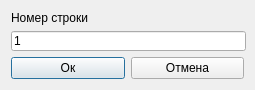
This is rdo/app/rdo_studio/branches/dev_qt_migration/res/ui/goto_line_dialog.ui in aurusov/rdo_studio as Qt 5 draws it before an edit. The edited form follows.
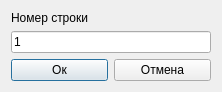
This is the edited form.

Commit message: - чистка кода

Patch:
```diff
--- a/rdo/app/rdo_studio/branches/dev_qt_migration/res/ui/goto_line_dialog.ui
+++ b/rdo/app/rdo_studio/branches/dev_qt_migration/res/ui/goto_line_dialog.ui
@@ -2,44 +2,17 @@
 <ui version="4.0">
  <class>GoToLineDialog</class>
  <widget class="QDialog" name="GoToLineDialog">
-  <property name="enabled">
-   <bool>true</bool>
-  </property>
   <property name="geometry">
    <rect>
     <x>0</x>
     <y>0</y>
-    <width>255</width>
+    <width>218</width>
     <height>90</height>
    </rect>
   </property>
-  <property name="sizePolicy">
-   <sizepolicy hsizetype="Fixed" vsizetype="Fixed">
-    <horstretch>0</horstretch>
-    <verstretch>0</verstretch>
-   </sizepolicy>
-  </property>
-  <property name="minimumSize">
-   <size>
-    <width>255</width>
-    <height>90</height>
-   </size>
-  </property>
-  <property name="maximumSize">
-   <size>
-    <width>16777215</width>
-    <height>16777215</height>
-   </size>
-  </property>
   <property name="windowTitle">
    <string>Перейти на строчку</string>
   </property>
-  <property name="sizeGripEnabled">
-   <bool>false</bool>
-  </property>
-  <property name="modal">
-   <bool>false</bool>
-  </property>
   <layout class="QGridLayout" name="gridLayout">
    <item row="2" column="0">
     <layout class="QHBoxLayout" name="horizontalLayout">
@@ -74,8 +47,8 @@
     <widget class="QLineEdit" name="lineEdit">
      <property name="minimumSize">
       <size>
-       <width>235</width>
-       <height>10</height>
+       <width>200</width>
+       <height>0</height>
       </size>
      </property>
      <property name="contextMenuPolicy">
```
Left out of the diff: 6 changed lines with no effect on the pictures. The commit also changes 2 other files.
